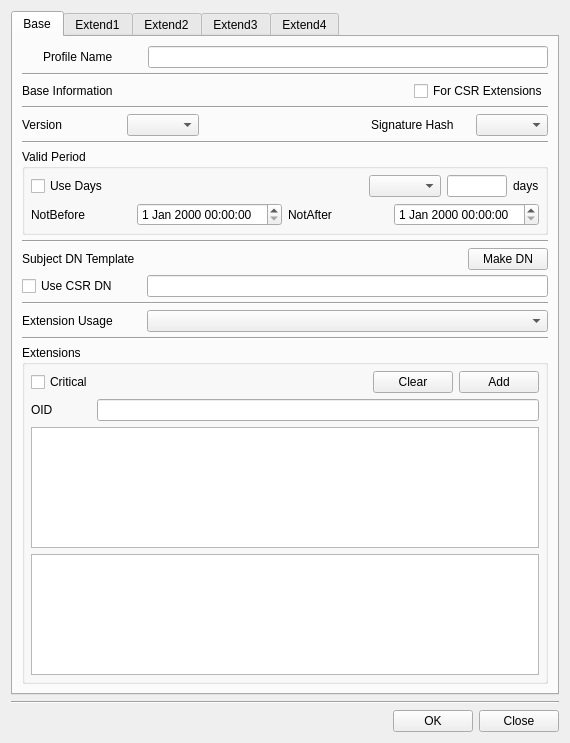
The window that CertMan/make_cert_profile_dlg.ui (jykim74/CertMan) describes before a commit, drawn with Qt 5.
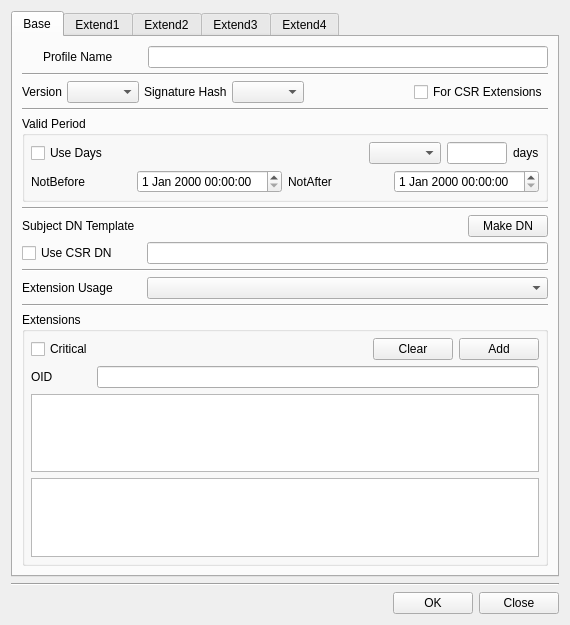
The same window after the commit. The open tabs and pages were chosen to show the change. Icons and pictures are not drawn.

What changed in the file:
```diff
--- a/CertMan/make_cert_profile_dlg.ui
+++ b/CertMan/make_cert_profile_dlg.ui
@@ -7,7 +7,7 @@
     <x>0</x>
     <y>0</y>
     <width>570</width>
-    <height>743</height>
+    <height>625</height>
    </rect>
   </property>
   <property name="windowTitle">
@@ -27,326 +27,7 @@
        <property name="spacing">
         <number>5</number>
        </property>
-       <item row="11" column="0">
-        <widget class="Line" name="line_13">
-         <property name="orientation">
-          <enum>Qt::Horizontal</enum>
-         </property>
-        </widget>
-       </item>
-       <item row="0" column="0">
-        <layout class="QGridLayout" name="gridLayout_6">
-         <item row="0" column="2">
-          <widget class="QLineEdit" name="mNameText"/>
-         </item>
-         <item row="0" column="1">
-          <widget class="QLabel" name="label">
-           <property name="minimumSize">
-            <size>
-             <width>100</width>
-             <height>0</height>
-            </size>
-           </property>
-           <property name="maximumSize">
-            <size>
-             <width>100</width>
-             <height>16777215</height>
-            </size>
-           </property>
-           <property name="text">
-            <string>Profile Name</string>
-           </property>
-          </widget>
-         </item>
-         <item row="0" column="0">
-          <widget class="QPushButton" name="pushButton">
-           <property name="minimumSize">
-            <size>
-             <width>16</width>
-             <height>0</height>
-            </size>
-           </property>
-           <property name="maximumSize">
-            <size>
-             <width>16</width>
-             <height>16777215</height>
-            </size>
-           </property>
-           <property name="text">
-            <string/>
-           </property>
-           <property name="icon">
-            <iconset resource="certman.qrc">
-             <normaloff>:/images/cert_profile.png</normaloff>:/images/cert_profile.png</iconset>
-           </property>
-           <property name="flat">
-            <bool>true</bool>
-           </property>
-          </widget>
-         </item>
-        </layout>
-       </item>
-       <item row="10" column="0">
-        <layout class="QGridLayout" name="gridLayout_11">
-         <property name="topMargin">
-          <number>0</number>
-         </property>
-         <item row="0" column="0">
-          <widget class="QCheckBox" name="mUseCSR_DNCheck">
-           <property name="minimumSize">
-            <size>
-             <width>120</width>
-             <height>0</height>
-            </size>
-           </property>
-           <property name="maximumSize">
-            <size>
-             <width>100</width>
-             <height>16777215</height>
-            </size>
-           </property>
-           <property name="text">
-            <string>Use CSR DN</string>
-           </property>
-          </widget>
-         </item>
-         <item row="0" column="1">
-          <widget class="QLineEdit" name="mSubjectDNText"/>
-         </item>
-        </layout>
-       </item>
-       <item row="14" column="0">
-        <widget class="QGroupBox" name="mExtensionsGroup">
-         <property name="minimumSize">
-          <size>
-           <width>500</width>
-           <height>0</height>
-          </size>
-         </property>
-         <property name="title">
-          <string>Extensions</string>
-         </property>
-         <layout class="QVBoxLayout" name="verticalLayout_6">
-          <property name="spacing">
-           <number>6</number>
-          </property>
-          <property name="leftMargin">
-           <number>6</number>
-          </property>
-          <property name="topMargin">
-           <number>6</number>
-          </property>
-          <property name="rightMargin">
-           <number>6</number>
-          </property>
-          <property name="bottomMargin">
-           <number>6</number>
-          </property>
-          <item>
-           <layout class="QGridLayout" name="gridLayout_30">
-            <item row="0" column="3">
-             <widget class="QPushButton" name="mExtensionsAddBtn">
-              <property name="text">
-               <string>Add</string>
-              </property>
-             </widget>
-            </item>
-            <item row="0" column="2">
-             <widget class="QPushButton" name="mExtensionsClearBtn">
-              <property name="text">
-               <string>Clear</string>
-              </property>
-             </widget>
-            </item>
-            <item row="0" column="0">
-             <widget class="QCheckBox" name="mExtensionsCriticalCheck">
-              <property name="text">
-               <string>Critical</string>
-              </property>
-             </widget>
-            </item>
-            <item row="0" column="1">
-             <spacer name="horizontalSpacer_19">
-              <property name="orientation">
-               <enum>Qt::Horizontal</enum>
-              </property>
-              <property name="sizeHint" stdset="0">
-               <size>
-                <width>40</width>
-                <height>20</height>
-               </size>
-              </property>
-             </spacer>
-            </item>
-           </layout>
-          </item>
-          <item>
-           <layout class="QGridLayout" name="gridLayout_31">
-            <item row="0" column="0">
-             <widget class="QLabel" name="label_34">
-              <property name="minimumSize">
-               <size>
-                <width>60</width>
-                <height>0</height>
-               </size>
-              </property>
-              <property name="maximumSize">
-               <size>
-                <width>16777215</width>
-                <height>16777215</height>
-               </size>
-              </property>
-              <property name="text">
-               <string>OID</string>
-              </property>
-             </widget>
-            </item>
-            <item row="0" column="1">
-             <widget class="QLineEdit" name="mExtensionsOIDText"/>
-            </item>
-           </layout>
-          </item>
-          <item>
-           <widget class="QPlainTextEdit" name="mExtensionsValueText"/>
-          </item>
-          <item>
-           <widget class="QTableWidget" name="mExtensionsTable">
-            <property name="contextMenuPolicy">
-             <enum>Qt::CustomContextMenu</enum>
-            </property>
-            <attribute name="horizontalHeaderHighlightSections">
-             <bool>false</bool>
-            </attribute>
-           </widget>
-          </item>
-         </layout>
-        </widget>
-       </item>
        <item row="4" column="0">
-        <layout class="QGridLayout" name="gridLayout_7">
-         <property name="topMargin">
-          <number>0</number>
-         </property>
-         <item row="0" column="1">
-          <widget class="QComboBox" name="mVersionCombo"/>
-         </item>
-         <item row="0" column="2">
-          <spacer name="horizontalSpacer">
-           <property name="orientation">
-            <enum>Qt::Horizontal</enum>
-           </property>
-           <property name="sizeHint" stdset="0">
-            <size>
-             <width>40</width>
-             <height>20</height>
-            </size>
-           </property>
-          </spacer>
-         </item>
-         <item row="0" column="3">
-          <widget class="QLabel" name="mHashLabel">
-           <property name="minimumSize">
-            <size>
-             <width>100</width>
-             <height>0</height>
-            </size>
-           </property>
-           <property name="maximumSize">
-            <size>
-             <width>16777215</width>
-             <height>16777215</height>
-            </size>
-           </property>
-           <property name="text">
-            <string>Signature Hash</string>
-           </property>
-          </widget>
-         </item>
-         <item row="0" column="0">
-          <widget class="QLabel" name="mVersionLabel">
-           <property name="minimumSize">
-            <size>
-             <width>100</width>
-             <height>0</height>
-            </size>
-           </property>
-           <property name="maximumSize">
-            <size>
-             <width>100</width>
-             <height>16777215</height>
-            </size>
-           </property>
-           <property name="text">
-            <string>Version</string>
-           </property>
-          </widget>
-         </item>
-         <item row="0" column="4">
-          <widget class="QComboBox" name="mHashCombo"/>
-         </item>
-        </layout>
-       </item>
-       <item row="2" column="0">
-        <layout class="QGridLayout" name="gridLayout_27">
-         <property name="topMargin">
-          <number>0</number>
-         </property>
-         <item row="0" column="2">
-          <widget class="QCheckBox" name="mForCSRCheck">
-           <property name="text">
-            <string>For CSR Extensions</string>
-           </property>
-          </widget>
-         </item>
-         <item row="0" column="0">
-          <widget class="QLabel" name="label_2">
-           <property name="minimumSize">
-            <size>
-             <width>100</width>
-             <height>0</height>
-            </size>
-           </property>
-           <property name="maximumSize">
-            <size>
-             <width>16777215</width>
-             <height>16777215</height>
-            </size>
-           </property>
-           <property name="text">
-            <string>Base Information</string>
-           </property>
-          </widget>
-         </item>
-         <item row="0" column="1">
-          <spacer name="horizontalSpacer_17">
-           <property name="orientation">
-            <enum>Qt::Horizontal</enum>
-           </property>
-           <property name="sizeHint" stdset="0">
-            <size>
-             <width>40</width>
-             <height>20</height>
-            </size>
-           </property>
-          </spacer>
-         </item>
-        </layout>
-       </item>
-       <item row="13" column="0">
-        <widget class="Line" name="line">
-         <property name="orientation">
-          <enum>Qt::Horizontal</enum>
-         </property>
-        </widget>
-       </item>
-       <item row="3" column="0">
-        <widget class="Line" name="line_2">
-         <property name="orientation">
-          <enum>Qt::Horizontal</enum>
-         </property>
-        </widget>
-       </item>
-       <item row="6" column="0">
         <widget class="QGroupBox" name="mPeriodGroup">
          <property name="minimumSize">
           <size>
@@ -480,6 +161,13 @@
          </layout>
         </widget>
        </item>
+       <item row="3" column="0">
+        <widget class="Line" name="line_16">
+         <property name="orientation">
+          <enum>Qt::Horizontal</enum>
+         </property>
+        </widget>
+       </item>
        <item row="1" column="0">
         <widget class="Line" name="line_10">
          <property name="orientation">
@@ -487,7 +175,137 @@
          </property>
         </widget>
        </item>
-       <item row="12" column="0">
+       <item row="11" column="0">
+        <widget class="Line" name="line">
+         <property name="orientation">
+          <enum>Qt::Horizontal</enum>
+         </property>
+        </widget>
+       </item>
+       <item row="0" column="0">
+        <layout class="QGridLayout" name="gridLayout_6">
+         <item row="0" column="2">
+          <widget class="QLineEdit" name="mNameText"/>
+         </item>
+         <item row="0" column="1">
+          <widget class="QLabel" name="label">
+           <property name="minimumSize">
+            <size>
+             <width>100</width>
+             <height>0</height>
+            </size>
+           </property>
+           <property name="maximumSize">
+            <size>
+             <width>100</width>
+             <height>16777215</height>
+            </size>
+           </property>
+           <property name="text">
+            <string>Profile Name</string>
+           </property>
+          </widget>
+         </item>
+         <item row="0" column="0">
+          <widget class="QPushButton" name="pushButton">
+           <property name="minimumSize">
+            <size>
+             <width>16</width>
+             <height>0</height>
+            </size>
+           </property>
+           <property name="maximumSize">
+            <size>
+             <width>16</width>
+             <height>16777215</height>
+            </size>
+           </property>
+           <property name="text">
+            <string/>
+           </property>
+           <property name="icon">
+            <iconset resource="certman.qrc">
+             <normaloff>:/images/cert_profile.png</normaloff>:/images/cert_profile.png</iconset>
+           </property>
+           <property name="flat">
+            <bool>true</bool>
+           </property>
+          </widget>
+         </item>
+        </layout>
+       </item>
+       <item row="2" column="0">
+        <layout class="QGridLayout" name="gridLayout_7">
+         <property name="topMargin">
+          <number>0</number>
+         </property>
+         <item row="0" column="3">
+          <widget class="QLabel" name="mHashLabel">
+           <property name="minimumSize">
+            <size>
+             <width>0</width>
+             <height>0</height>
+            </size>
+           </property>
+           <property name="maximumSize">
+            <size>
+             <width>16777215</width>
+             <height>16777215</height>
+            </size>
+           </property>
+           <property name="text">
+            <string>Signature Hash</string>
+           </property>
+          </widget>
+         </item>
+         <item row="0" column="0">
+          <widget class="QLabel" name="mVersionLabel">
+           <property name="minimumSize">
+            <size>
+             <width>0</width>
+             <height>0</height>
+            </size>
+           </property>
+           <property name="maximumSize">
+            <size>
+             <width>100</width>
+             <height>16777215</height>
+            </size>
+           </property>
+           <property name="text">
+            <string>Version</string>
+           </property>
+          </widget>
+         </item>
+         <item row="0" column="6">
+          <widget class="QCheckBox" name="mForCSRCheck">
+           <property name="text">
+            <string>For CSR Extensions</string>
+           </property>
+          </widget>
+         </item>
+         <item row="0" column="1">
+          <widget class="QComboBox" name="mVersionCombo"/>
+         </item>
+         <item row="0" column="4">
+          <widget class="QComboBox" name="mHashCombo"/>
+         </item>
+         <item row="0" column="5">
+          <spacer name="horizontalSpacer">
+           <property name="orientation">
+            <enum>Qt::Horizontal</enum>
+           </property>
+           <property name="sizeHint" stdset="0">
+            <size>
+             <width>40</width>
+             <height>20</height>
+            </size>
+           </property>
+          </spacer>
+         </item>
+        </layout>
+       </item>
+       <item row="10" column="0">
         <layout class="QGridLayout" name="gridLayout_28">
          <property name="topMargin">
           <number>0</number>
@@ -526,7 +344,7 @@
          </item>
         </layout>
        </item>
-       <item row="8" column="0">
+       <item row="6" column="0">
         <layout class="QGridLayout" name="gridLayout_8">
          <property name="topMargin">
           <number>0</number>
@@ -560,20 +378,156 @@
          </item>
         </layout>
        </item>
-       <item row="7" column="0">
-        <widget class="Line" name="line_12">
+       <item row="9" column="0">
+        <widget class="Line" name="line_13">
          <property name="orientation">
           <enum>Qt::Horizontal</enum>
          </property>
         </widget>
        </item>
        <item row="5" column="0">
-        <widget class="Line" name="line_16">
+        <widget class="Line" name="line_12">
          <property name="orientation">
           <enum>Qt::Horizontal</enum>
          </property>
         </widget>
        </item>
+       <item row="12" column="0">
+        <widget class="QGroupBox" name="mExtensionsGroup">
+         <property name="minimumSize">
+          <size>
+           <width>500</width>
+           <height>0</height>
+          </size>
+         </property>
+         <property name="title">
+          <string>Extensions</string>
+         </property>
+         <layout class="QVBoxLayout" name="verticalLayout_6">
+          <property name="spacing">
+           <number>6</number>
+          </property>
+          <property name="leftMargin">
+           <number>6</number>
+          </property>
+          <property name="topMargin">
+           <number>6</number>
+          </property>
+          <property name="rightMargin">
+           <number>6</number>
+          </property>
+          <property name="bottomMargin">
+           <number>6</number>
+          </property>
+          <item>
+           <layout class="QGridLayout" name="gridLayout_30">
+            <item row="0" column="3">
+             <widget class="QPushButton" name="mExtensionsAddBtn">
+              <property name="text">
+               <string>Add</string>
+              </property>
+             </widget>
+            </item>
+            <item row="0" column="2">
+             <widget class="QPushButton" name="mExtensionsClearBtn">
+              <property name="text">
+               <string>Clear</string>
+              </property>
+             </widget>
+            </item>
+            <item row="0" column="0">
+             <widget class="QCheckBox" name="mExtensionsCriticalCheck">
+              <property name="text">
+               <string>Critical</string>
+              </property>
+             </widget>
+            </item>
+            <item row="0" column="1">
+             <spacer name="horizontalSpacer_19">
+              <property name="orientation">
+               <enum>Qt::Horizontal</enum>
+              </property>
+              <property name="sizeHint" stdset="0">
+               <size>
+                <width>40</width>
+                <height>20</height>
+               </size>
+              </property>
+             </spacer>
+            </item>
+           </layout>
+          </item>
+          <item>
+           <layout class="QGridLayout" name="gridLayout_31">
+            <item row="0" column="0">
+             <widget class="QLabel" name="label_34">
+              <property name="minimumSize">
+               <size>
+                <width>60</width>
+                <height>0</height>
+               </size>
+              </property>
+              <property name="maximumSize">
+               <size>
+                <width>16777215</width>
+                <height>16777215</height>
+               </size>
+              </property>
+              <property name="text">
+               <string>OID</string>
+              </property>
+             </widget>
+            </item>
+            <item row="0" column="1">
+             <widget class="QLineEdit" name="mExtensionsOIDText"/>
+            </item>
+           </layout>
+          </item>
+          <item>
+           <widget class="QPlainTextEdit" name="mExtensionsValueText"/>
+          </item>
+          <item>
+           <widget class="QTableWidget" name="mExtensionsTable">
+            <property name="contextMenuPolicy">
+             <enum>Qt::CustomContextMenu</enum>
+            </property>
+            <attribute name="horizontalHeaderHighlightSections">
+             <bool>false</bool>
+            </attribute>
+           </widget>
+          </item>
+         </layout>
+        </widget>
+       </item>
+       <item row="8" column="0">
+        <layout class="QGridLayout" name="gridLayout_11">
+         <property name="topMargin">
+          <number>0</number>
+         </property>
+         <item row="0" column="0">
+          <widget class="QCheckBox" name="mUseCSR_DNCheck">
+           <property name="minimumSize">
+            <size>
+             <width>120</width>
+             <height>0</height>
+            </size>
+           </property>
+           <property name="maximumSize">
+            <size>
+             <width>100</width>
+             <height>16777215</height>
+            </size>
+           </property>
+           <property name="text">
+            <string>Use CSR DN</string>
+           </property>
+          </widget>
+         </item>
+         <item row="0" column="1">
+          <widget class="QLineEdit" name="mSubjectDNText"/>
+         </item>
+        </layout>
+       </item>
       </layout>
      </widget>
      <widget class="QWidget" name="mExtend1Tab">
```
Left out of the diff: 33 changed lines with no effect on the pictures.
